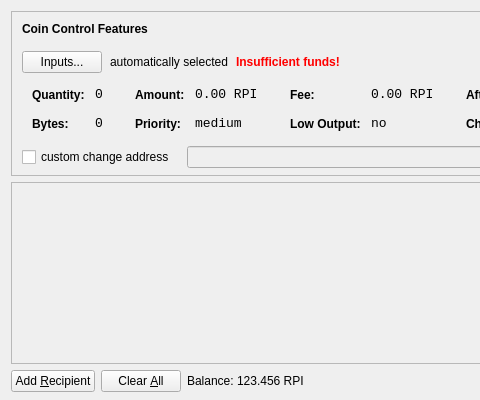
rpicoin/rpicore, file src/qt/forms/sendcoinsdialog.ui: the form before one commit; both pictures show x 0 to 480 and y 0 to 400 of the 850 by 400 pixel window.
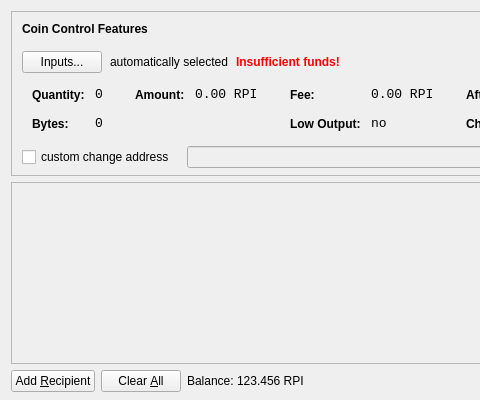
The form after the commit. Icons and pictures are not drawn.

```diff
--- a/src/qt/forms/sendcoinsdialog.ui
+++ b/src/qt/forms/sendcoinsdialog.ui
@@ -321,39 +321,7 @@
                   <enum>Qt::ActionsContextMenu</enum>
                  </property>
                  <property name="text">
-                  <string>0.00 RPI</string>
-                 </property>
-                 <property name="textInteractionFlags">
-                  <set>Qt::LinksAccessibleByMouse|Qt::TextSelectableByKeyboard|Qt::TextSelectableByMouse</set>
-                 </property>
-                </widget>
-               </item>
-               <item row="1" column="0">
-                <widget class="QLabel" name="labelCoinControlPriorityText">
-                 <property name="styleSheet">
-                  <string notr="true">font-weight:bold;</string>
-                 </property>
-                 <property name="text">
-                  <string>Priority:</string>
-                 </property>
-                </widget>
-               </item>
-               <item row="1" column="1">
-                <widget class="QLabel" name="labelCoinControlPriority">
-                 <property name="font">
-                  <font>
-                   <family>Monospace</family>
-                   <pointsize>10</pointsize>
-                  </font>
-                 </property>
-                 <property name="cursor">
-                  <cursorShape>IBeamCursor</cursorShape>
-                 </property>
-                 <property name="contextMenuPolicy">
-                  <enum>Qt::ActionsContextMenu</enum>
-                 </property>
-                 <property name="text">
-                  <string>medium</string>
+                  <string notr="true">0.00 RPI</string>
                  </property>
                  <property name="textInteractionFlags">
                   <set>Qt::LinksAccessibleByMouse|Qt::TextSelectableByKeyboard|Qt::TextSelectableByMouse</set>
```
Left out of the diff: 16 changed lines with no effect on the pictures.
